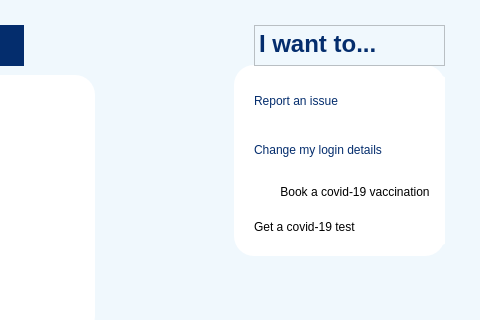
The window that MCR-app/mainwindow.ui (maria-gedye/QTapp) describes before a commit, drawn with Qt 5; both pictures show x 345 to 825 and y 104 to 424 of the 825 by 518 pixel window.
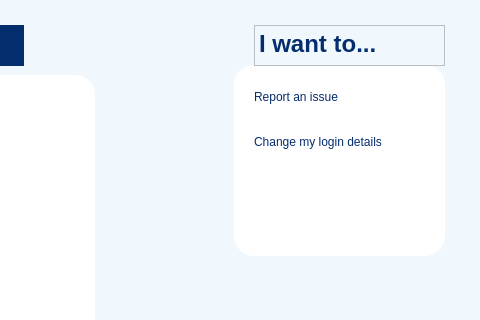
The same window after the commit. Icons and pictures are not drawn.

Commit message: fixed typo error

```diff
--- a/MCR-app/mainwindow.ui
+++ b/MCR-app/mainwindow.ui
@@ -725,8 +725,8 @@
         <rect>
          <x>20</x>
          <y>10</y>
-         <width>202</width>
-         <height>171</height>
+         <width>181</width>
+         <height>91</height>
         </rect>
        </property>
        <layout class="QVBoxLayout" name="verticalLayout_3">
@@ -766,35 +766,6 @@
           </property>
          </widget>
         </item>
-        <item>
-         <widget class="QPushButton" name="pushButton_3booktest">
-          <property name="minimumSize">
-           <size>
-            <width>160</width>
-            <height>20</height>
-           </size>
-          </property>
-          <property name="text">
-           <string>Book a covid-19 vaccination</string>
-          </property>
-         </widget>
-        </item>
-        <item>
-         <widget class="QPushButton" name="pushButton_3bookvacc">
-          <property name="minimumSize">
-           <size>
-            <width>160</width>
-            <height>20</height>
-           </size>
-          </property>
-          <property name="styleSheet">
-           <string notr="true">text-align: left;</string>
-          </property>
-          <property name="text">
-           <string>Get a covid-19 test</string>
-          </property>
-         </widget>
-        </item>
        </layout>
       </widget>
      </widget>
```
Left out of the diff: 10 changed lines with no effect on the pictures.
